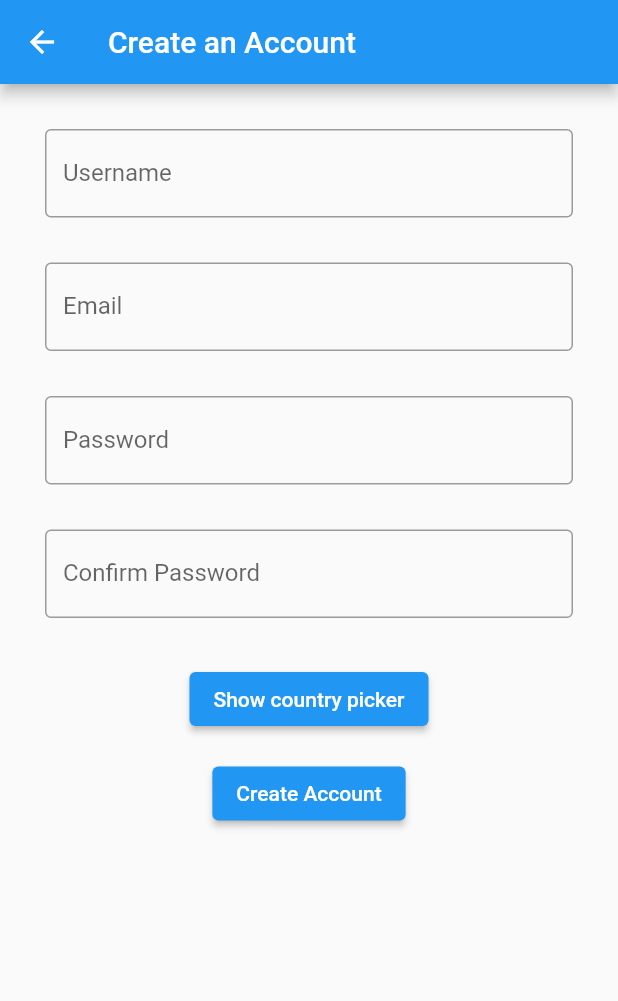
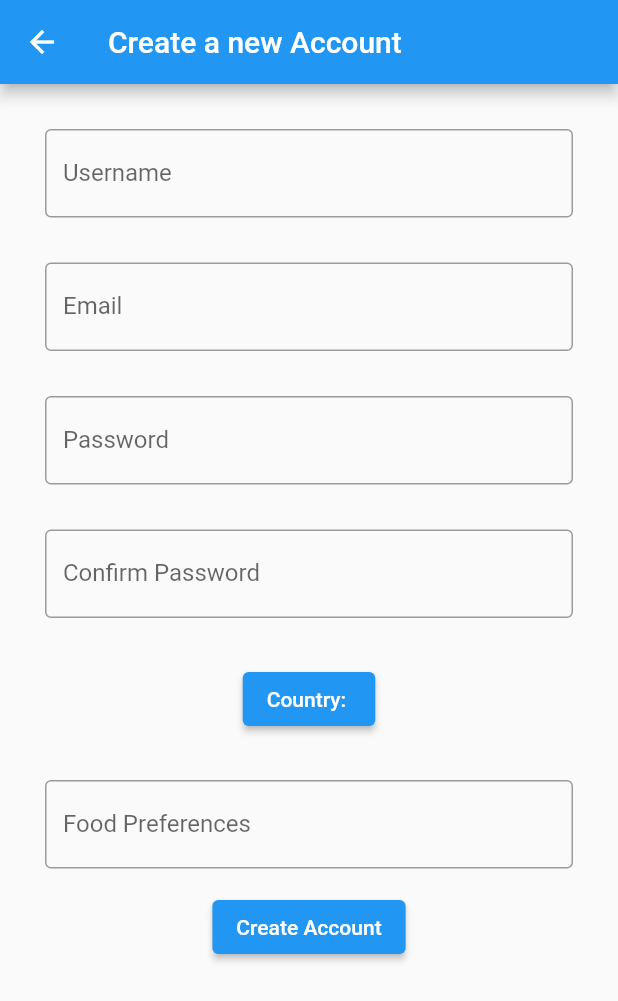
Before and after one commit to ThimaliK/fyp_mobile_app_v1, a Flutter app: the SignUp screen opened by its route, after a tap on "Create Account", on a phone screen of 412 x 824 dp. Shown: the top 1001 px of the screen. Run offline on Flutter 3.47's test engine with Material 2 defaults, Android fonts, the phone set to English and light mode, and no system bars; our stand-ins replace country_picker, flutter_spinkit, image_picker, syncfusion_flutter_datepicker; network calls fail.

Commit message:
sign in, sign up basic functionality

```diff
--- a/lib/sign_up.dart
+++ b/lib/sign_up.dart
@@ -9,6 +9,8 @@ import 'package:http/http.dart' as http;
 import 'dart:convert';
 
 import 'package:country_picker/country_picker.dart';
+import 'package:intl/intl.dart';
+import 'package:syncfusion_flutter_datepicker/datepicker.dart';
 
 
 
@@ -19,11 +21,89 @@ class SignUp extends StatefulWidget {
   State<SignUp> createState() => _SignUpState();
 }
 
+Future<Object> createUser(String username, String email, String password, String country, String birthdate, String foodPrefs) async {
+
+  try {
+
+    print("1-------------------------");
+    final response = await http.post(
+      Uri.parse('http://10.0.2.2:5000/sign_up'),
+      headers: <String, String>{
+        'Content-Type': 'application/json; charset=UTF-8',
+      },
+      body: jsonEncode(<String, String>{
+        'username': username,
+        'email': email,
+        'password': password,
+        'country': country,
+        'birth_date': birthdate,
+        'food_preferences': foodPrefs,
+      }),
+    );
+
+    print("2-------------------------");
+
+    print("status code${response.statusCode}");
+
+    return response;
+  }
+
+  catch (e){
+    print("exception-------------------------");
+    print(e);
+
+    return "string";
+  }
+
+
+}
+
 
 
 
 
 class _SignUpState extends State<SignUp> {
+
+  final usernameController = TextEditingController();
+  final emailController = TextEditingController();
+  final passwordController = TextEditingController();
+  final foodPrefController = TextEditingController();
+
+  String selectedCountry = "";
+
+  @override
+  void dispose() {
+    // Clean up the controller when the widget is disposed.
+    usernameController.dispose();
+    emailController.dispose();
+    passwordController.dispose();
+    foodPrefController.dispose();
+    super.dispose();
+  }
+
+
+  String _selectedDate = '';
+  String _dateCount = '';
+  String _range = '';
+  String _rangeCount = '';
+
+  void _onSelectionChanged(DateRangePickerSelectionChangedArgs args) {
+
+    setState(() {
+      if (args.value is PickerDateRange) {
+        _range = '${DateFormat('dd/MM/yyyy').format(args.value.startDate)} -'
+        // ignore: lines_longer_than_80_chars
+            ' ${DateFormat('dd/MM/yyyy').format(args.value.endDate ?? args.value.startDate)}';
+      } else if (args.value is DateTime) {
+        _selectedDate = args.value.toString();
+      } else if (args.value is List<DateTime>) {
+        _dateCount = args.value.length.toString();
+      } else {
+        _rangeCount = args.value.length.toString();
+      }
+    });
+
+  }
 
 
 
@@ -33,46 +113,51 @@ class _SignUpState extends State<SignUp> {
   Widget build(BuildContext context) {
     return Scaffold(
         appBar: AppBar(
-          title: Text('Create an Account'),
+          title: const Text('Create a new Account'),
         ),
         body: Padding(
-            padding: EdgeInsets.all(15),
+            padding: const EdgeInsets.all(15),
             child: Column(
               children: <Widget>[
                 Padding(
-                  padding: EdgeInsets.all(15),
+                  padding: const EdgeInsets.all(15),
                   child: TextField(
-                    decoration: InputDecoration(
+                    decoration: const InputDecoration(
                       border: OutlineInputBorder(),
                       labelText: 'Username',
                       hintText: 'Enter your username',
                     ),
+                    controller: usernameController,
                   ),
                 ),
                 Padding(
                   padding: EdgeInsets.all(15),
                   child: TextField(
-                    decoration: InputDecoration(
+                    decoration: const InputDecoration(
                       border: OutlineInputBorder(),
                       labelText: 'Email',
                       hintText: 'Enter your email',
+
                     ),
+                    controller: emailController,
                   ),
                 ),
                 Padding(
                   padding: EdgeInsets.all(15),
                   child: TextField(
                     obscureText: true,
-                    decoration: InputDecoration(
+                    decoration: const InputDecoration(
                       border: OutlineInputBorder(),
                       labelText: 'Password',
                       hintText: 'Enter password',
                     ),
+                    controller: passwordController,
                   ),
                 ),
-                Padding(
+                const Padding(
                   padding: EdgeInsets.all(15),
                   child: TextField(
+                    obscureText: true,
                     decoration: InputDecoration(
                       border: OutlineInputBorder(),
                       labelText: 'Confirm Password',
@@ -81,7 +166,7 @@ class _SignUpState extends State<SignUp> {
                   ),
                 ),
                 Padding(
-                  padding: EdgeInsets.all(15),
+                  padding: const EdgeInsets.all(15),
                   child: ElevatedButton(
                     onPressed: () {
                       showCountryPicker(
@@ -90,14 +175,18 @@ class _SignUpState extends State<SignUp> {
                         exclude: <String>['KN', 'MF'],
                         favorite: <String>['SE'],
                         //Optional. Shows phone code before the country name.
-                        showPhoneCode: true,
+                        showPhoneCode: false,
                         onSelect: (Country country) {
                           print('Select country: ${country.displayName}');
+                          setState(() {
+                            selectedCountry = country.displayName;
+                          });
+
                         },
                         // Optional. Sets the theme for the country list picker.
                         countryListTheme: CountryListThemeData(
                           // Optional. Sets the border radius for the bottomsheet.
-                          borderRadius: BorderRadius.only(
+                          borderRadius: const BorderRadius.only(
                             topLeft: Radius.circular(40.0),
                             topRight: Radius.circular(40.0),
                           ),
@@ -113,20 +202,48 @@ class _SignUpState extends State<SignUp> {
                             ),
                           ),
                           // Optional. Styles the text in the search field
-                          searchTextStyle: TextStyle(
-                            color: Colors.blue,
+                          searchTextStyle: const TextStyle(
+                            color: Colors.deepPurple,
                             fontSize: 18,
                           ),
                         ),
                       );
                     },
-                    child: const Text('Show country picker'),
+                    child: Text('Country: $selectedCountry'),
+                  ),
+                ),
+                Padding(
+                  padding: EdgeInsets.all(15),
+                  child: TextField(
+                    decoration: const InputDecoration(
+                      border: OutlineInputBorder(),
+                      labelText: 'Food Preferences',
+                      hintText: 'Enter your food preferences',
+                    ),
+                    controller: foodPrefController,
                   ),
                 ),
                 ElevatedButton(
-                  child: Text('Create Account'),
-                  onPressed: (){},
-                )
+                  child: const Text('Create Account'),
+                  onPressed: (){
+                     String username = usernameController.text;
+                     String email = emailController.text;
+                     String password = passwordController.text;
+                     String birthDate = "12/12/2000";
+                     String foodPreferences = foodPrefController.text;
+
+                     var response = createUser(username, email, password, selectedCountry, birthDate, foodPreferences);
+
+                     print("response------------------------------------------------------------------");
+                     print(response.toString());
+
+
+                     //Navigator.pushNamed(context, '/');
+
+
+                  },
+                ),
+
               ],
             )
         )
--- a/pubspec.yaml
+++ b/pubspec.yaml
@@ -36,6 +36,7 @@ dependencies:
   http: ^0.13.5
   country_picker: ^2.0.20
   flutter_localization: ^0.1.10
+  syncfusion_flutter_datepicker: ^21.1.41
 #  camera: ^0.10.3+2
 #  path: ^1.8.3
 
```
Also changed, not shown: lib/sign_in.dart (+63 -8 lines), pubspec.lock.
